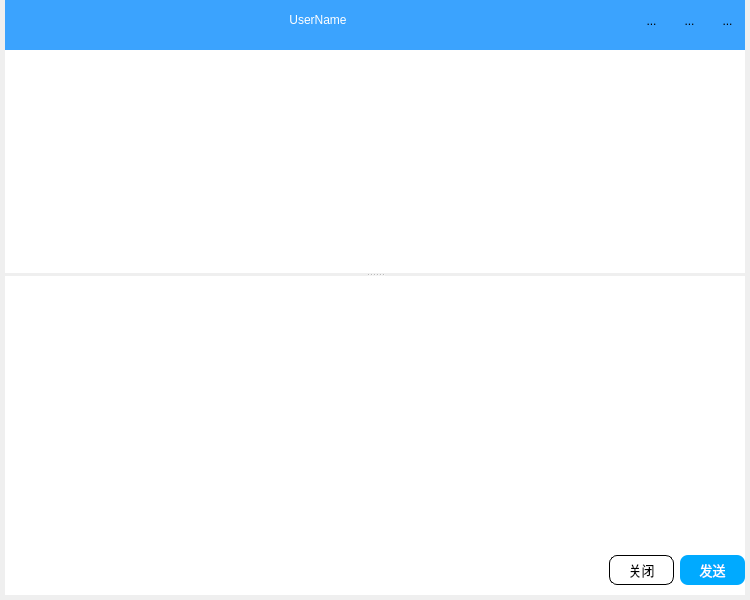
Before: the Qt Designer form QQClient/chatwindow.ui in Fantasy714/-Qt5-C-S-QQ-, drawn with Qt 5.
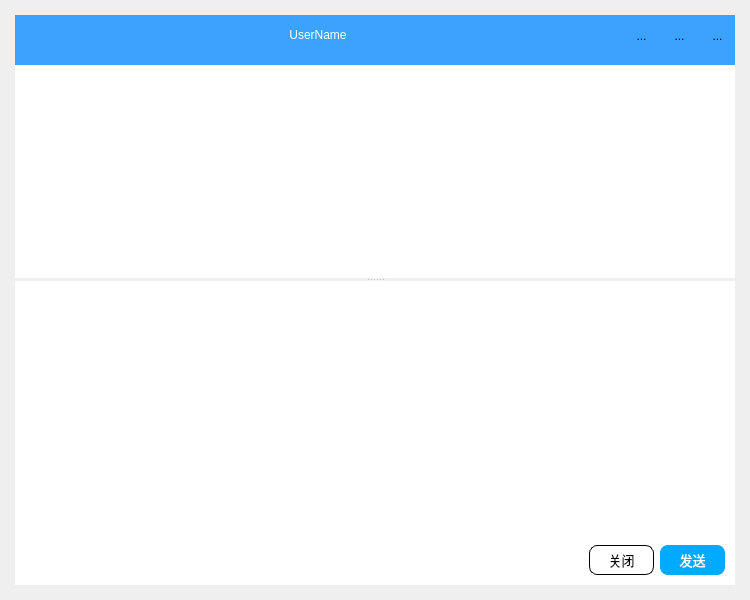
After: the same form once the commit is applied. Icons and pictures are not drawn.

The edit to the form file:
```diff
--- a/QQClient/chatwindow.ui
+++ b/QQClient/chatwindow.ui
@@ -35,16 +35,16 @@
     <number>0</number>
    </property>
    <property name="leftMargin">
-    <number>5</number>
+    <number>15</number>
    </property>
    <property name="topMargin">
-    <number>0</number>
+    <number>15</number>
    </property>
    <property name="rightMargin">
-    <number>5</number>
+    <number>15</number>
    </property>
    <property name="bottomMargin">
-    <number>5</number>
+    <number>15</number>
    </property>
    <item>
     <widget class="QWidget" name="widget_3" native="true">
@@ -614,7 +614,7 @@
            <number>0</number>
           </property>
           <property name="rightMargin">
-           <number>0</number>
+           <number>10</number>
           </property>
           <property name="bottomMargin">
            <number>0</number>
```
Left out of the diff: 17 changed lines with no effect on the pictures.
